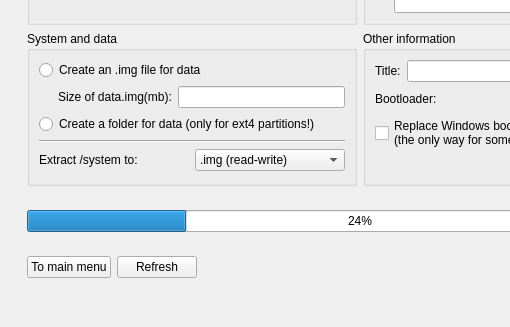
First picture: the form in window.ui, repository YourDroid/YourDroid, before the edit; both pictures show x 0 to 510 and y 227 to 554 of the 720 by 554 pixel window.
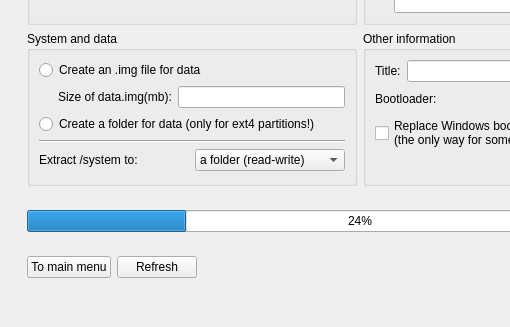
Second picture: the form after the edit. Icons and pictures are not drawn.

What changed in the file:
```diff
--- a/window.ui
+++ b/window.ui
@@ -718,6 +718,11 @@
                   </item>
                   <item>
                    <widget class="QComboBox" name="comboSysMountAs">
+                    <item>
+                     <property name="text">
+                      <string>a folder (read-write)</string>
+                     </property>
+                    </item>
                     <item>
                      <property name="text">
                       <string>.img (read-write)</string>
```
Left out of the diff: 2 changed lines with no effect on the pictures.
